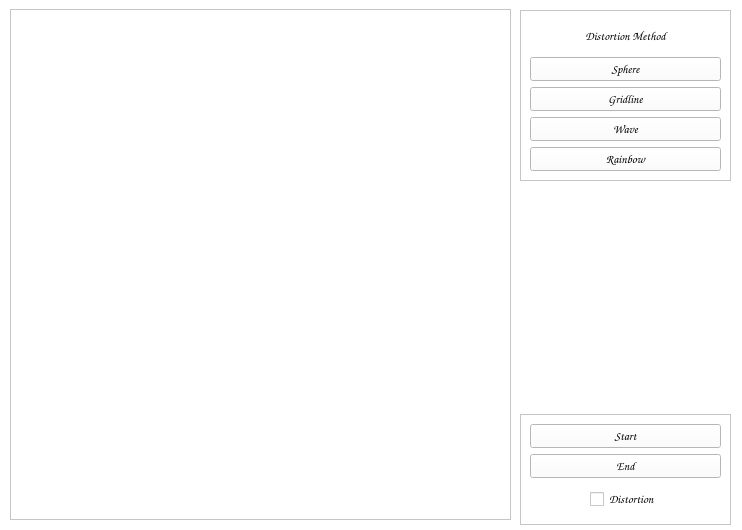
RandallDW/Video_face_distortion, file GUI/GUI.ui: the form before one commit.
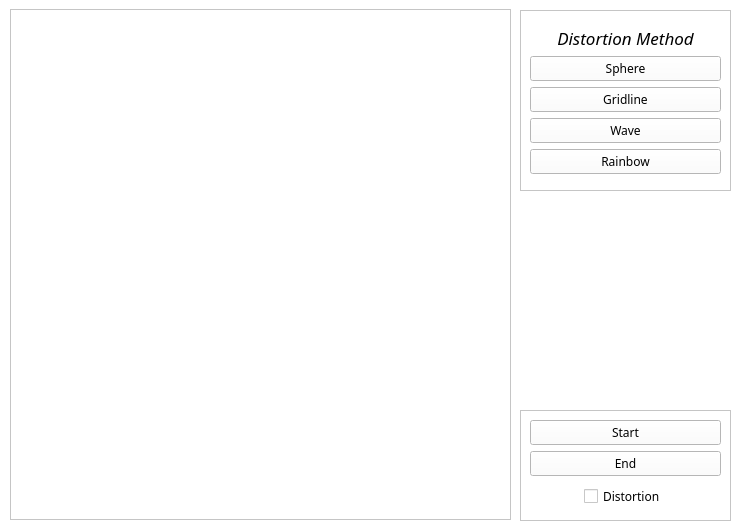
The form after the commit.

```diff
--- a/GUI/GUI.ui
+++ b/GUI/GUI.ui
@@ -434,7 +434,7 @@
   </property>
   <property name="font">
    <font>
-    <family>Comic Sans MS</family>
+    <family>Courier 10 Pitch</family>
    </font>
   </property>
   <property name="windowTitle">
@@ -484,7 +484,7 @@
      <x>520</x>
      <y>10</y>
      <width>211</width>
-     <height>171</height>
+     <height>181</height>
     </rect>
    </property>
    <property name="sizePolicy">
@@ -500,13 +500,13 @@
     <enum>QFrame::Raised</enum>
    </property>
    <layout class="QGridLayout" name="gridLayout_3">
-    <item row="0" column="0">
+    <item row="1" column="0">
      <layout class="QGridLayout" name="gridLayout_2">
       <item row="2" column="0">
        <widget class="QPushButton" name="gridline">
         <property name="font">
          <font>
-          <family>Comic Sans MS</family>
+          <family>Courier 10 Pitch</family>
          </font>
         </property>
         <property name="text">
@@ -518,7 +518,7 @@
        <widget class="QPushButton" name="sphere">
         <property name="font">
          <font>
-          <family>Comic Sans MS</family>
+          <family>Courier 10 Pitch</family>
          </font>
         </property>
         <property name="text">
@@ -526,13 +526,44 @@
         </property>
        </widget>
       </item>
+      <item row="3" column="0">
+       <widget class="QPushButton" name="wave">
+        <property name="font">
+         <font>
+          <family>Courier 10 Pitch</family>
+         </font>
+        </property>
+        <property name="text">
+         <string>Wave</string>
+        </property>
+       </widget>
+      </item>
+      <item row="4" column="0">
+       <widget class="QPushButton" name="rainbow">
+        <property name="font">
+         <font>
+          <family>Courier 10 Pitch</family>
+         </font>
+        </property>
+        <property name="text">
+         <string>Rainbow</string>
+        </property>
+       </widget>
+      </item>
       <item row="0" column="0">
-       <widget class="QLabel" name="label">
+       <widget class="QLabel" name="distortion_label">
+        <property name="sizePolicy">
+         <sizepolicy hsizetype="Preferred" vsizetype="Fixed">
+          <horstretch>0</horstretch>
+          <verstretch>0</verstretch>
+         </sizepolicy>
+        </property>
         <property name="font">
          <font>
-          <family>Comic Sans MS</family>
+          <family>Courier 10 Pitch</family>
+          <pointsize>13</pointsize>
           <weight>50</weight>
-          <italic>false</italic>
+          <italic>true</italic>
           <bold>false</bold>
           <kerning>true</kerning>
          </font>
@@ -540,6 +571,12 @@
         <property name="mouseTracking">
          <bool>false</bool>
         </property>
+        <property name="autoFillBackground">
+         <bool>false</bool>
+        </property>
+        <property name="styleSheet">
+         <string notr="true"/>
+        </property>
         <property name="text">
          <string>Distortion Method</string>
         </property>
@@ -548,30 +585,6 @@
         </property>
        </widget>
       </item>
-      <item row="3" column="0">
-       <widget class="QPushButton" name="wave">
-        <property name="font">
-         <font>
-          <family>Comic Sans MS</family>
-         </font>
-        </property>
-        <property name="text">
-         <string>Wave</string>
-        </property>
-       </widget>
-      </item>
-      <item row="4" column="0">
-       <widget class="QPushButton" name="rainbow">
-        <property name="font">
-         <font>
-          <family>Comic Sans MS</family>
-         </font>
-        </property>
-        <property name="text">
-         <string>Rainbow</string>
-        </property>
-       </widget>
-      </item>
      </layout>
     </item>
    </layout>
@@ -580,7 +593,7 @@
    <property name="geometry">
     <rect>
      <x>520</x>
-     <y>414</y>
+     <y>410</y>
      <width>211</width>
      <height>111</height>
     </rect>
@@ -604,7 +617,7 @@
        <widget class="QPushButton" name="start_video">
         <property name="font">
          <font>
-          <family>Comic Sans MS</family>
+          <family>Courier 10 Pitch</family>
          </font>
         </property>
         <property name="text">
@@ -616,7 +629,7 @@
        <widget class="QPushButton" name="end_video">
         <property name="font">
          <font>
-          <family>Comic Sans MS</family>
+          <family>Courier 10 Pitch</family>
          </font>
         </property>
         <property name="text">
@@ -628,7 +641,7 @@
        <widget class="QCheckBox" name="is_distorted">
         <property name="font">
          <font>
-          <family>Comic Sans MS</family>
+          <family>Courier 10 Pitch</family>
          </font>
         </property>
         <property name="text">
```
Left out of the diff: 3 changed lines with no effect on the pictures.
